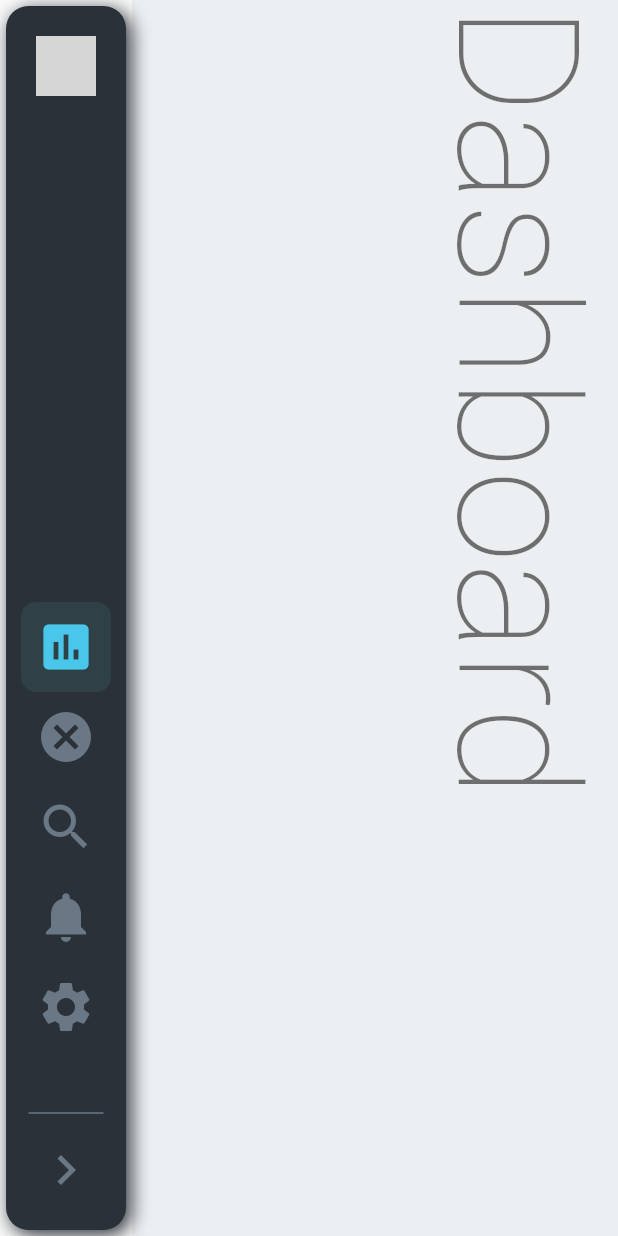
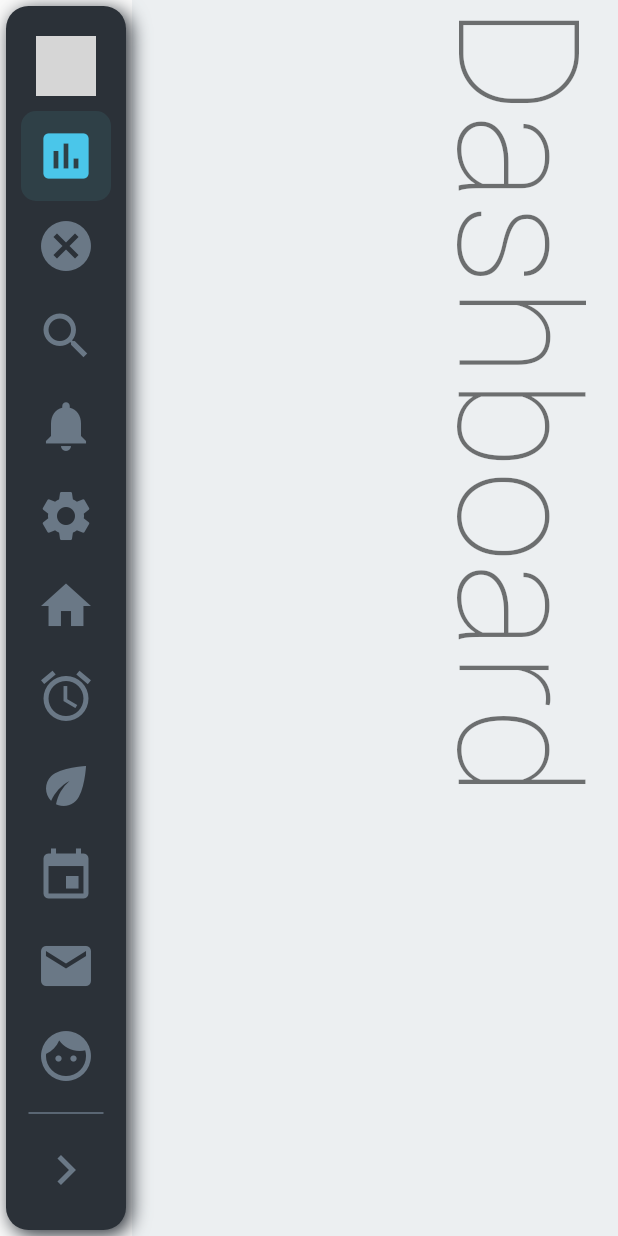
Before and after one commit to DrunkOnBytes/flutter_collapsible_sidebar, a Flutter app: the screen it shows after launch, on a phone screen of 412 x 824 dp. Run offline on Flutter 3.47's test engine with Material 2 defaults, Android fonts, the light colour scheme and no system bars; network calls fail; grey boxes are pictures that could not be loaded.

Commit message:
added ability to handle icon lists with top and bottom padding and alignment

```diff
--- a/example/lib/main.dart
+++ b/example/lib/main.dart
@@ -65,6 +65,36 @@ class _SidebarPageState extends State<SidebarPage> {
         icon: Icons.settings,
         onPressed: () => setState(() => _headline = 'Settings'),
       ),
+      CollapsibleItem(
+        text: 'Home',
+        icon: Icons.home,
+        onPressed: () => setState(() => _headline = 'Home'),
+      ),
+      CollapsibleItem(
+        text: 'Alarm',
+        icon: Icons.access_alarm,
+        onPressed: () => setState(() => _headline = 'Alarm'),
+      ),
+      CollapsibleItem(
+        text: 'Eco',
+        icon: Icons.eco,
+        onPressed: () => setState(() => _headline = 'Eco'),
+      ),
+      CollapsibleItem(
+        text: 'Event',
+        icon: Icons.event,
+        onPressed: () => setState(() => _headline = 'Event'),
+      ),
+      CollapsibleItem(
+        text: 'Email',
+        icon: Icons.email,
+        onPressed: () => setState(() => _headline = 'Email'),
+      ),
+      CollapsibleItem(
+        text: 'Face',
+        icon: Icons.face,
+        onPressed: () => setState(() => _headline = 'Face'),
+      ),
     ];
   }
 
--- a/lib/collapsible_sidebar.dart
+++ b/lib/collapsible_sidebar.dart
@@ -15,6 +15,7 @@ class CollapsibleSidebar extends StatefulWidget {
   const CollapsibleSidebar({
     @required this.items,
     this.title = 'Lorem Ipsum',
+    this.toggleTitle = 'Collapse',
     this.avatarImg,
     this.height = double.infinity,
     this.minWidth = 80,
@@ -32,14 +33,17 @@ class CollapsibleSidebar extends StatefulWidget {
     this.duration = const Duration(milliseconds: 500),
     this.curve = Curves.fastLinearToSlowEaseIn,
     this.screenPadding = 4,
-    this.showCollapseButton = true,
+    this.showToggleButton = true,
+    this.topPadding = 0,
+    this.bottomPadding = 0,
+    this.fitItemsToBottom = true,
     @required this.body,
   });
 
-  final String title;
+  final String title, toggleTitle;
   final Widget body;
   final avatarImg;
-  final bool showCollapseButton;
+  final bool showToggleButton, fitItemsToBottom;
   final List<CollapsibleItem> items;
   final double height,
       minWidth,
@@ -49,6 +53,8 @@ class CollapsibleSidebar extends StatefulWidget {
       textSize,
       padding = 10,
       itemPadding = 10,
+      topPadding,
+      bottomPadding,
       screenPadding;
   final IconData toggleButtonIcon;
   final Color backgroundColor,
@@ -166,11 +172,12 @@ class _CollapsibleSidebarState extends State<CollapsibleSidebar>
                 crossAxisAlignment: CrossAxisAlignment.start,
                 children: [
                   _avatar,
-                  Spacer(
-                    flex: 10,
-                  ),
-                  Stack(
-                    alignment: Alignment.topCenter,
+                  SizedBox(height: widget.topPadding,),
+                  Expanded(
+                    child: SingleChildScrollView(
+                      physics: BouncingScrollPhysics(),
+                      reverse: widget.fitItemsToBottom,
+                      child: Stack(
                         children: [
                           CollapsibleItemSelection(
                             height: _maxOffsetY,
@@ -179,13 +186,15 @@ class _CollapsibleSidebarState extends State<CollapsibleSidebar>
                             duration: widget.duration,
                             curve: widget.curve,
                           ),
-                      Column(children: _items),
+                          Column(
+                            children: _items,
+                          ),
                         ],
                       ),
-                  Spacer(
-                    flex: 1,
                     ),
-                  widget.showCollapseButton
+                  ),
+                  SizedBox(height: widget.bottomPadding,),
+                  widget.showToggleButton
                       ? Divider(
                           color: widget.unselectedIconColor,
                           indent: 5,
@@ -195,7 +204,7 @@ class _CollapsibleSidebarState extends State<CollapsibleSidebar>
                       : SizedBox(
                           height: 5,
                         ),
-                  widget.showCollapseButton
+                  widget.showToggleButton
                       ? _toggleButton
                       : SizedBox(
                           height: widget.iconSize,
@@ -270,7 +279,7 @@ class _CollapsibleSidebarState extends State<CollapsibleSidebar>
           color: widget.unselectedIconColor,
         ),
       ),
-      title: 'Collapse',
+      title: widget.toggleTitle,
       textStyle: _textStyle(widget.unselectedTextColor),
       onTap: () {
         _isCollapsed = !_isCollapsed;
--- a/pubspec.yaml
+++ b/pubspec.yaml
@@ -1,6 +1,6 @@
 name: collapsible_sidebar
 description: A collapsible sidebar for Flutter apps implementing the Material Design.
-version: 1.0.5
+version: 1.0.6
 homepage: https://github.com/RyuuKenshi/flutter_collapsible_sidebar
 repository: https://github.com/RyuuKenshi/flutter_collapsible_sidebar
 
```
Also changed, not shown: example/pubspec.lock, pubspec.lock, 1 other file. Lines whose indentation alone changed are shown as unchanged.
